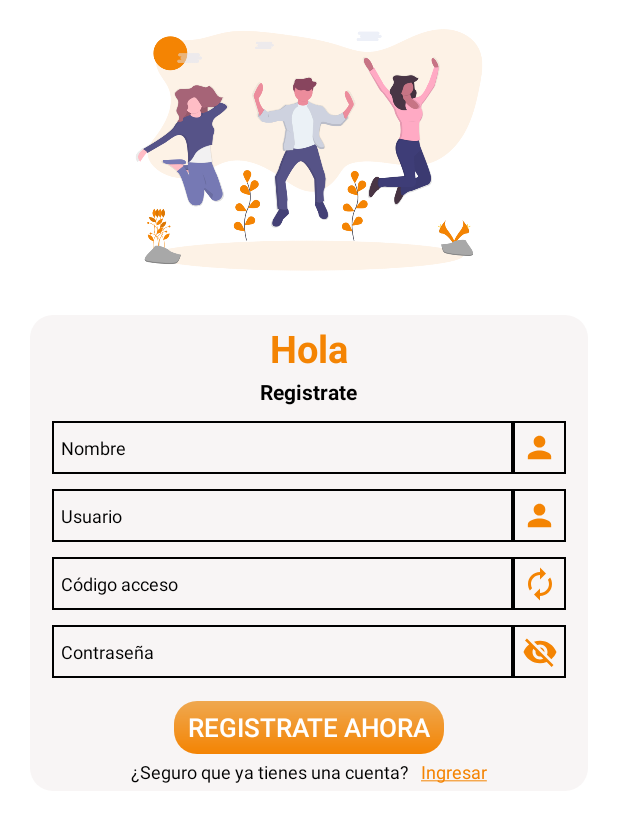
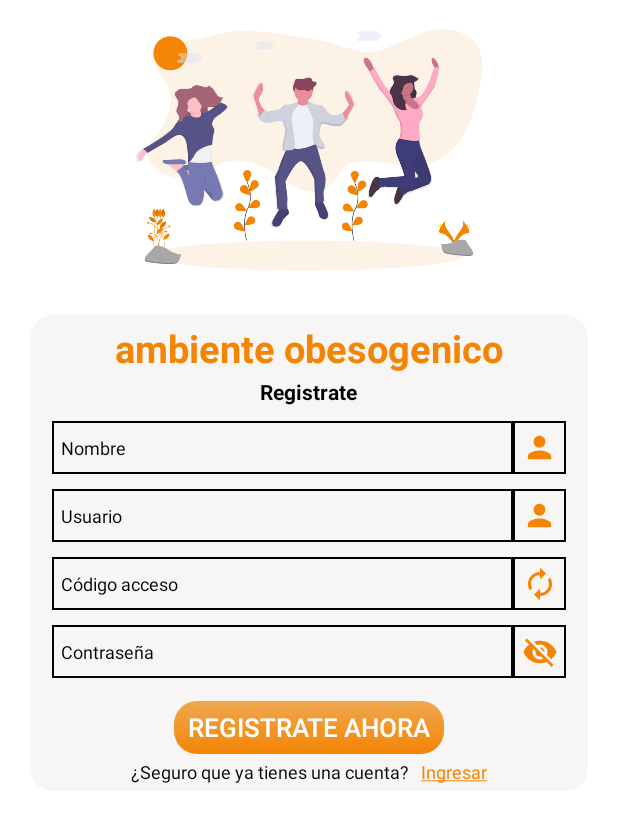
Before and after one commit to jgomez461/Proyecto_Grado, an Android app: the screen it shows after launch (Register_users), after a tap on "Registrate ahora", on a phone screen of 412 x 824 dp. Shown: the top 822 px of the screen. Run offline under Robolectric (Android 15) with nearby library versions, the phone set to English and light mode, and no system bars; our stand-ins replace Volley; 2 other taps on this screen came first.

Commit message:
bug fixed

```diff
--- a/app/src/main/java/com/example/proyecto_grado/MapsActivity.java
+++ b/app/src/main/java/com/example/proyecto_grado/MapsActivity.java
@@ -725,7 +725,7 @@ public class MapsActivity extends FragmentActivity implements OnMapReadyCallback
             final Marker marcador = mMap.addMarker(new MarkerOptions().
                     position(latLng).
                     icon(BitmapDescriptorFactory.defaultMarker(BitmapDescriptorFactory.HUE_BLUE)));
-            CameraUpdate cameraUpdate = CameraUpdateFactory.newLatLngZoom(latLng, 15);
+            CameraUpdate cameraUpdate = CameraUpdateFactory.newLatLngZoom(latLng, 20);
             mMap.animateCamera(cameraUpdate);
         }
 
@@ -735,7 +735,7 @@ public class MapsActivity extends FragmentActivity implements OnMapReadyCallback
                 final Marker marcador = mMap.addMarker(new MarkerOptions().
                         position(latLng).
                         icon(BitmapDescriptorFactory.defaultMarker(BitmapDescriptorFactory.HUE_RED)));
-                CameraUpdate cameraUpdate = CameraUpdateFactory.newLatLngZoom(latLng, 15);
+                CameraUpdate cameraUpdate = CameraUpdateFactory.newLatLngZoom(latLng, 20);
                 mMap.animateCamera(cameraUpdate);
             }
         }
--- a/app/src/main/java/com/example/proyecto_grado/entidades/VariablesGlobales.java
+++ b/app/src/main/java/com/example/proyecto_grado/entidades/VariablesGlobales.java
@@ -16,7 +16,7 @@ public class VariablesGlobales {
 
     //clave de google maps -> jgomezp97
     //AIzaSyBZfPecjBnm2jS-pZ5DpJVJOAFcm08nkSE
-    public String url_DB = "https://f59ec29c9710.ngrok.io/DB_proyecto_grado/";
+    public String url_DB = "https://85357f559786.ngrok.io/DB_proyecto_grado/";
     char [] letters = {'a', 'b', 'c', 'd', 'e', 'f', 'g', 'h', 'i', 'j', 'k', 'l', 'm', 'n', 'o', 'p', 'q', 'r', 's', 't', 'u', 'v', 'W', 'x', 'y', 'z' };
 
     public VariablesGlobales(String url_DB) {
--- a/app/src/main/res/layout/activity_login_users.xml
+++ b/app/src/main/res/layout/activity_login_users.xml
@@ -51,7 +51,7 @@
                 android:textSize="25dp"
                 android:textStyle="bold"
                 android:textColor="@color/colornaranjaosucro"
-                android:text="@string/ingreso" />
+                android:text="ambiente obesogenico" />
 
             <TextView
                 android:layout_width="wrap_content"
--- a/app/src/main/res/layout/activity_register_users.xml
+++ b/app/src/main/res/layout/activity_register_users.xml
@@ -57,7 +57,7 @@
                     android:textSize="25dp"
                     android:textStyle="bold"
                     android:textColor="@color/colornaranjaosucro"
-                    android:text="@string/ingreso" />
+                    android:text="ambiente obesogenico" />
 
                 <TextView
                     android:layout_width="wrap_content"
--- a/app/src/main/res/layout/informacion_imagenes_lugares.xml
+++ b/app/src/main/res/layout/informacion_imagenes_lugares.xml
@@ -1,6 +1,5 @@
 <?xml version="1.0" encoding="utf-8"?>
 <RelativeLayout xmlns:android="http://schemas.android.com/apk/res/android"
-    xmlns:app="http://schemas.android.com/apk/res-auto"
     android:layout_width="250dp"
     android:layout_height="110dp">
 
```
